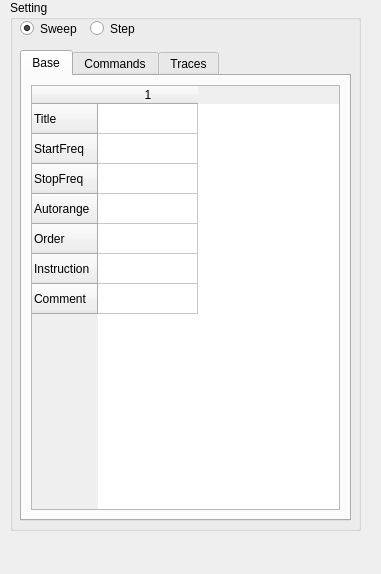
This is Editor/EditorSetting.ui in HenricusRex/TMV3 as Qt 5 draws it before an edit. The edited form follows.
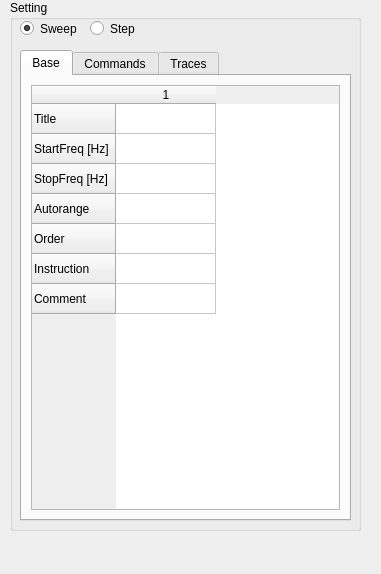
This is the edited form.

What changed in the file:
```diff
--- a/Editor/EditorSetting.ui
+++ b/Editor/EditorSetting.ui
@@ -49,7 +49,7 @@
      </attribute>
      <layout class="QGridLayout" name="gridLayout_2">
       <item row="0" column="0">
-       <widget class="QTableWidget" name="tableWidget_2">
+       <widget class="QTableWidget" name="tableWidget_0">
         <property name="columnCount">
          <number>1</number>
         </property>
@@ -60,12 +60,12 @@
         </row>
         <row>
          <property name="text">
-          <string>StartFreq</string>
+          <string>StartFreq [Hz]</string>
          </property>
         </row>
         <row>
          <property name="text">
-          <string>StopFreq</string>
+          <string>StopFreq [Hz]</string>
          </property>
         </row>
         <row>
@@ -104,7 +104,7 @@
      </attribute>
      <layout class="QGridLayout" name="gridLayout">
       <item row="0" column="0">
-       <widget class="QTableWidget" name="tableWidget_3">
+       <widget class="QTableWidget" name="tableWidget_2">
         <property name="columnCount">
          <number>1</number>
         </property>
```
Left out of the diff: 2 changed lines with no effect on the pictures.
